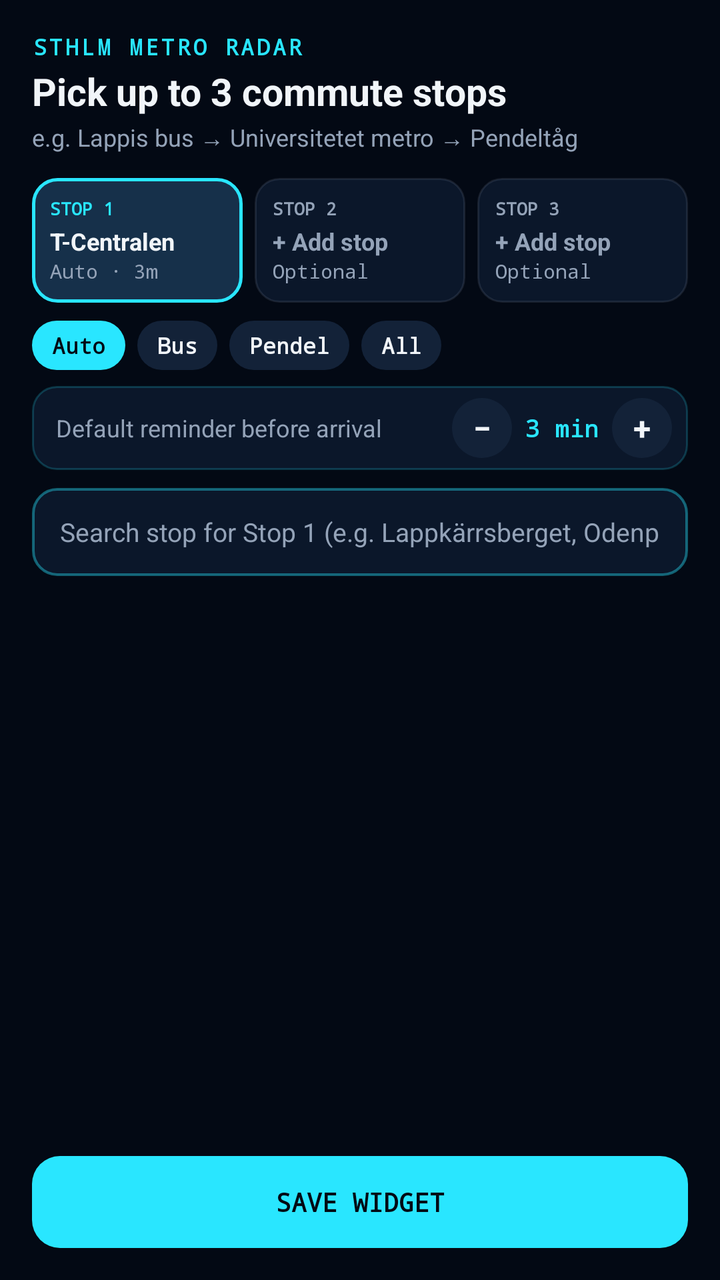
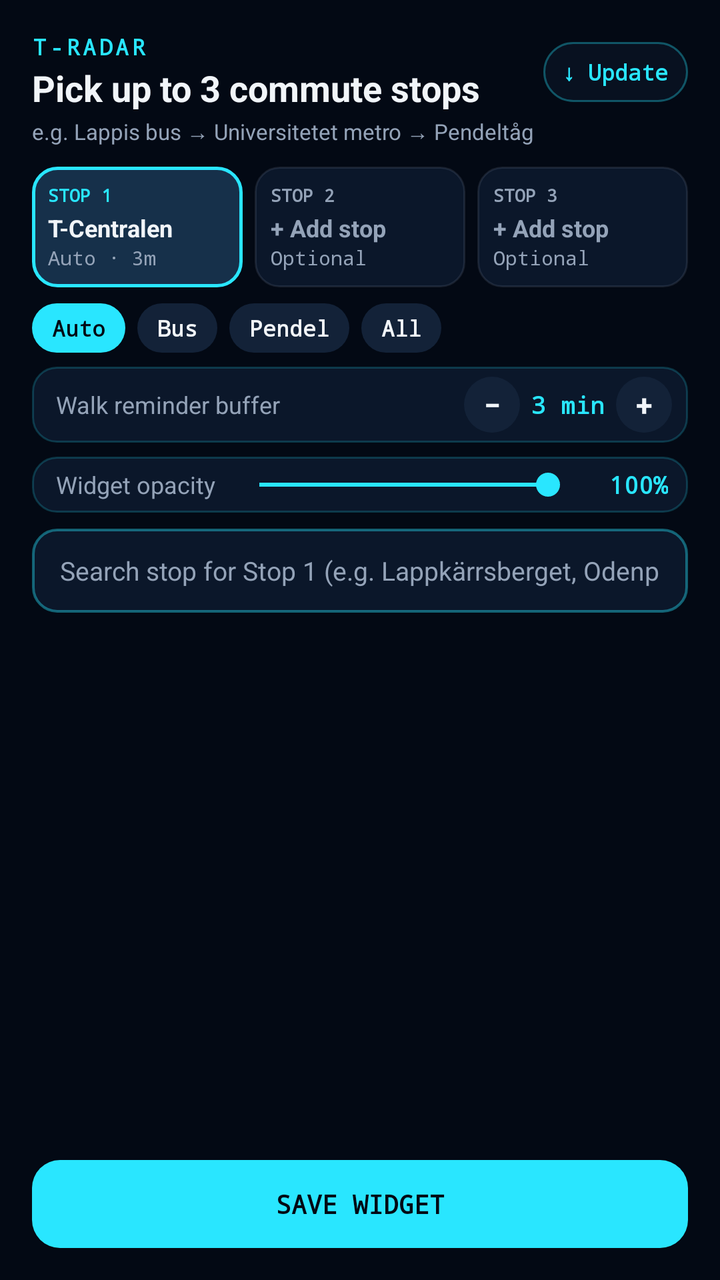

The first picture is an Android layout as it rendered before a commit; the second is the same layout after the commit. The layout source and the unified diff follow.
<!-- AndroidManifest.xml: application theme Theme.SthlmMetro -->
<!-- res/layout/activity_widget_config.xml -->
<?xml version="1.0" encoding="utf-8"?>
<LinearLayout xmlns:android="http://schemas.android.com/apk/res/android"
    android:id="@+id/config_root"
    android:layout_width="match_parent"
    android:layout_height="match_parent"
    android:background="@color/bg_dark"
    android:orientation="vertical"
    android:padding="16dp">

    <TextView
        android:layout_width="match_parent"
        android:layout_height="wrap_content"
        android:fontFamily="monospace"
        android:letterSpacing="0.12"
        android:text="STHLM METRO RADAR"
        android:textColor="@color/cyan_accent"
        android:textSize="11sp"
        android:textStyle="bold" />

    <TextView
        android:layout_width="match_parent"
        android:layout_height="wrap_content"
        android:layout_marginTop="2dp"
        android:text="Pick up to 3 commute stops"
        android:textColor="@color/text_primary"
        android:textSize="19sp"
        android:textStyle="bold" />

    <TextView
        android:id="@+id/config_subtitle"
        android:layout_width="match_parent"
        android:layout_height="wrap_content"
        android:layout_marginTop="2dp"
        android:text="e.g. Lappis bus → Universitetet metro → Pendeltåg"
        android:textColor="@color/text_secondary"
        android:textSize="12sp" />

    
    <LinearLayout
        android:layout_width="match_parent"
        android:layout_height="wrap_content"
        android:layout_marginTop="12dp"
        android:orientation="horizontal">

        <LinearLayout
            android:id="@+id/slot_btn_0"
            android:layout_width="0dp"
            android:layout_height="wrap_content"
            android:layout_marginEnd="6dp"
            android:layout_weight="1"
            android:background="@drawable/slot_pill_active"
            android:orientation="vertical"
            android:padding="9dp">

            <TextView
                android:layout_width="wrap_content"
                android:layout_height="wrap_content"
                android:fontFamily="monospace"
                android:text="STOP 1"
                android:textColor="@color/cyan_accent"
                android:textSize="9sp"
                android:textStyle="bold" />

            <TextView
                android:id="@+id/slot_label_0"
                android:layout_width="match_parent"
                android:layout_height="wrap_content"
                android:layout_marginTop="2dp"
                android:ellipsize="end"
                android:maxLines="1"
                android:text="T-Centralen"
                android:textColor="@color/text_primary"
                android:textSize="12sp"
                android:textStyle="bold" />

            <TextView
                android:id="@+id/slot_mode_0"
                android:layout_width="match_parent"
                android:layout_height="wrap_content"
                android:ellipsize="end"
                android:fontFamily="monospace"
                android:maxLines="1"
                android:text="Auto · 3m"
                android:textColor="@color/text_secondary"
                android:textSize="10sp" />
        </LinearLayout>

        <LinearLayout
            android:id="@+id/slot_btn_1"
            android:layout_width="0dp"
            android:layout_height="wrap_content"
            android:layout_marginEnd="6dp"
            android:layout_weight="1"
            android:background="@drawable/slot_pill_idle"
            android:orientation="vertical"
            android:padding="9dp">

            <TextView
                android:layout_width="wrap_content"
                android:layout_height="wrap_content"
                android:fontFamily="monospace"
                android:text="STOP 2"
                android:textColor="@color/text_secondary"
                android:textSize="9sp"
                android:textStyle="bold" />

            <TextView
                android:id="@+id/slot_label_1"
                android:layout_width="match_parent"
                android:layout_height="wrap_content"
                android:layout_marginTop="2dp"
                android:ellipsize="end"
                android:maxLines="1"
                android:text="+ Add stop"
                android:textColor="@color/text_secondary"
                android:textSize="12sp"
                android:textStyle="bold" />

            <TextView
                android:id="@+id/slot_mode_1"
                android:layout_width="match_parent"
                android:layout_height="wrap_content"
                android:ellipsize="end"
                android:fontFamily="monospace"
                android:maxLines="1"
                android:text="Optional"
                android:textColor="@color/text_secondary"
                android:textSize="10sp" />
        </LinearLayout>

        <LinearLayout
            android:id="@+id/slot_btn_2"
            android:layout_width="0dp"
            android:layout_height="wrap_content"
            android:layout_weight="1"
            android:background="@drawable/slot_pill_idle"
            android:orientation="vertical"
            android:padding="9dp">

            <TextView
                android:layout_width="wrap_content"
                android:layout_height="wrap_content"
                android:fontFamily="monospace"
                android:text="STOP 3"
                android:textColor="@color/text_secondary"
                android:textSize="9sp"
                android:textStyle="bold" />

            <TextView
                android:id="@+id/slot_label_2"
                android:layout_width="match_parent"
                android:layout_height="wrap_content"
                android:layout_marginTop="2dp"
                android:ellipsize="end"
                android:maxLines="1"
                android:text="+ Add stop"
                android:textColor="@color/text_secondary"
                android:textSize="12sp"
                android:textStyle="bold" />

            <TextView
                android:id="@+id/slot_mode_2"
                android:layout_width="match_parent"
                android:layout_height="wrap_content"
                android:ellipsize="end"
                android:fontFamily="monospace"
                android:maxLines="1"
                android:text="Optional"
                android:textColor="@color/text_secondary"
                android:textSize="10sp" />
        </LinearLayout>
    </LinearLayout>

    
    <LinearLayout
        android:layout_width="match_parent"
        android:layout_height="wrap_content"
        android:layout_marginTop="9dp"
        android:gravity="center_vertical"
        android:orientation="horizontal">

        <TextView
            android:id="@+id/chip_auto"
            android:layout_width="wrap_content"
            android:layout_height="wrap_content"
            android:layout_marginEnd="6dp"
            android:background="@drawable/chip_active"
            android:fontFamily="monospace"
            android:paddingStart="10dp"
            android:paddingTop="5dp"
            android:paddingEnd="10dp"
            android:paddingBottom="5dp"
            android:text="Auto"
            android:textColor="@color/bg_dark"
            android:textSize="11sp"
            android:textStyle="bold" />

        <TextView
            android:id="@+id/chip_bus"
            android:layout_width="wrap_content"
            android:layout_height="wrap_content"
            android:layout_marginEnd="6dp"
            android:background="@drawable/chip_idle"
            android:fontFamily="monospace"
            android:paddingStart="10dp"
            android:paddingTop="5dp"
            android:paddingEnd="10dp"
            android:paddingBottom="5dp"
            android:text="Bus"
            android:textColor="@color/text_primary"
            android:textSize="11sp"
            android:textStyle="bold" />

        <TextView
            android:id="@+id/chip_pendel"
            android:layout_width="wrap_content"
            android:layout_height="wrap_content"
            android:layout_marginEnd="6dp"
            android:background="@drawable/chip_idle"
            android:fontFamily="monospace"
            android:paddingStart="10dp"
            android:paddingTop="5dp"
            android:paddingEnd="10dp"
            android:paddingBottom="5dp"
            android:text="Pendel"
            android:textColor="@color/text_primary"
            android:textSize="11sp"
            android:textStyle="bold" />

        <TextView
            android:id="@+id/chip_all"
            android:layout_width="wrap_content"
            android:layout_height="wrap_content"
            android:background="@drawable/chip_idle"
            android:fontFamily="monospace"
            android:paddingStart="10dp"
            android:paddingTop="5dp"
            android:paddingEnd="10dp"
            android:paddingBottom="5dp"
            android:text="All"
            android:textColor="@color/text_primary"
            android:textSize="11sp"
            android:textStyle="bold" />

        <View
            android:layout_width="0dp"
            android:layout_height="1dp"
            android:layout_weight="1" />

        <TextView
            android:id="@+id/btn_clear_slot"
            android:layout_width="wrap_content"
            android:layout_height="wrap_content"
            android:fontFamily="monospace"
            android:padding="5dp"
            android:text="Remove"
            android:textColor="@color/rose_cancel"
            android:textSize="11sp"
            android:textStyle="bold"
            android:visibility="gone" />
    </LinearLayout>

    
    <LinearLayout
        android:id="@+id/config_walk_bar"
        android:layout_width="match_parent"
        android:layout_height="wrap_content"
        android:layout_marginTop="8dp"
        android:background="@drawable/config_row_bg"
        android:gravity="center_vertical"
        android:orientation="horizontal"
        android:paddingStart="12dp"
        android:paddingTop="6dp"
        android:paddingEnd="8dp"
        android:paddingBottom="6dp">

        <TextView
            android:layout_width="0dp"
            android:layout_height="wrap_content"
            android:layout_weight="1"
            android:text="Default reminder before arrival"
            android:textColor="@color/text_secondary"
            android:textSize="12sp" />

        <TextView
            android:id="@+id/config_walk_minus"
            android:layout_width="30dp"
            android:layout_height="30dp"
            android:background="@drawable/chip_idle"
            android:gravity="center"
            android:text="−"
            android:textColor="@color/text_primary"
            android:textSize="16sp"
            android:textStyle="bold" />

        <TextView
            android:id="@+id/config_walk_value"
            android:layout_width="50dp"
            android:layout_height="wrap_content"
            android:fontFamily="monospace"
            android:gravity="center"
            android:text="3 min"
            android:textColor="@color/cyan_accent"
            android:textSize="12sp"
            android:textStyle="bold" />

        <TextView
            android:id="@+id/config_walk_plus"
            android:layout_width="30dp"
            android:layout_height="30dp"
            android:background="@drawable/chip_idle"
            android:gravity="center"
            android:text="+"
            android:textColor="@color/text_primary"
            android:textSize="16sp"
            android:textStyle="bold" />
    </LinearLayout>

    <EditText
        android:id="@+id/station_search_input"
        android:layout_width="match_parent"
        android:layout_height="44dp"
        android:layout_marginTop="9dp"
        android:background="@drawable/input_bg"
        android:hint="Search stop for Stop 1 (e.g. Lappkärrsberget, Odenplan…)"
        android:imeOptions="actionSearch"
        android:inputType="text"
        android:maxLines="1"
        android:paddingStart="14dp"
        android:paddingEnd="14dp"
        android:textColor="@color/text_primary"
        android:textColorHint="@color/text_secondary"
        android:textSize="13sp" />

    <ListView
        android:id="@+id/station_list_view"
        android:layout_width="match_parent"
        android:layout_height="0dp"
        android:layout_marginTop="9dp"
        android:layout_weight="1"
        android:divider="@android:color/transparent"
        android:dividerHeight="7dp" />

    <TextView
        android:id="@+id/btn_save_widget"
        android:layout_width="match_parent"
        android:layout_height="46dp"
        android:layout_marginTop="10dp"
        android:background="@drawable/btn_save_bg"
        android:fontFamily="monospace"
        android:gravity="center"
        android:text="SAVE WIDGET"
        android:textColor="@color/bg_dark"
        android:textSize="13sp"
        android:textStyle="bold" />

</LinearLayout>
<!-- resources referenced by this layout -->
<resources>
  <color name="bg_dark">#030914</color>
  <color name="cyan_accent">#29E6FF</color>
  <color name="rose_cancel">#FB7185</color>
  <color name="text_primary">#F1F5F9</color>
  <color name="text_secondary">#94A3B8</color>
  <!-- drawable btn_save_bg (drawable) -->
  <?xml version="1.0" encoding="utf-8"?>
  <shape xmlns:android="http://schemas.android.com/apk/res/android"
      android:shape="rectangle">
      <solid android:color="#29E6FF" />
      <corners android:radius="14dp" />
  </shape>
  <!-- drawable chip_active (drawable) -->
  <?xml version="1.0" encoding="utf-8"?>
  <shape xmlns:android="http://schemas.android.com/apk/res/android"
      android:shape="rectangle">
      <solid android:color="#29E6FF" />
      <corners android:radius="999dp" />
  </shape>
  <!-- drawable chip_idle (drawable) -->
  <?xml version="1.0" encoding="utf-8"?>
  <shape xmlns:android="http://schemas.android.com/apk/res/android"
      android:shape="rectangle">
      <solid android:color="#132238" />
      <corners android:radius="999dp" />
  </shape>
  <!-- drawable config_row_bg (drawable) -->
  <?xml version="1.0" encoding="utf-8"?>
  <shape xmlns:android="http://schemas.android.com/apk/res/android"
      android:shape="rectangle">
      <solid android:color="#0B172A" />
      <stroke
          android:width="1dp"
          android:color="#3329E6FF" />
      <corners android:radius="12dp" />
  </shape>
  <!-- drawable input_bg (drawable) -->
  <?xml version="1.0" encoding="utf-8"?>
  <shape xmlns:android="http://schemas.android.com/apk/res/android"
      android:shape="rectangle">
      <solid android:color="#0B172A" />
      <stroke
          android:width="1.2dp"
          android:color="#6629E6FF" />
      <corners android:radius="12dp" />
  </shape>
  <!-- drawable slot_pill_active (drawable) -->
  <?xml version="1.0" encoding="utf-8"?>
  <shape xmlns:android="http://schemas.android.com/apk/res/android"
      android:shape="rectangle">
      <solid android:color="#16304A" />
      <stroke
          android:width="1.8dp"
          android:color="#29E6FF" />
      <corners android:radius="12dp" />
  </shape>
  <!-- drawable slot_pill_idle (drawable) -->
  <?xml version="1.0" encoding="utf-8"?>
  <shape xmlns:android="http://schemas.android.com/apk/res/android"
      android:shape="rectangle">
      <solid android:color="#0B172A" />
      <stroke
          android:width="1dp"
          android:color="#2694A3B8" />
      <corners android:radius="12dp" />
  </shape>
  <style name="Theme.SthlmMetro" parent="Theme.MaterialComponents.DayNight.NoActionBar">
          <item name="colorPrimary">@color/cyan_accent</item>
          <item name="colorPrimaryVariant">@color/card_bg</item>
          <item name="colorOnPrimary">@color/bg_dark</item>
          <item name="android:windowBackground">@color/bg_dark</item>
          <item name="android:statusBarColor">@color/bg_dark</item>
          <item name="android:navigationBarColor">@color/bg_dark</item>
      </style>
  <color name="card_bg">#050D1A</color>
</resources>

<!-- the commit's change to res/layout/activity_widget_config.xml (unified diff, before → after) -->
@@ -7,24 +7,52 @@
     android:orientation="vertical"
     android:padding="16dp">
 
-    <TextView
-        android:layout_width="match_parent"
-        android:layout_height="wrap_content"
-        android:fontFamily="monospace"
-        android:letterSpacing="0.12"
-        android:text="STHLM METRO RADAR"
-        android:textColor="@color/cyan_accent"
-        android:textSize="11sp"
-        android:textStyle="bold" />
-
-    <TextView
-        android:layout_width="match_parent"
-        android:layout_height="wrap_content"
-        android:layout_marginTop="2dp"
-        android:text="Pick up to 3 commute stops"
-        android:textColor="@color/text_primary"
-        android:textSize="19sp"
-        android:textStyle="bold" />
+    <LinearLayout
+        android:layout_width="match_parent"
+        android:layout_height="wrap_content"
+        android:gravity="center_vertical"
+        android:orientation="horizontal">
+
+        <LinearLayout
+            android:layout_width="0dp"
+            android:layout_height="wrap_content"
+            android:layout_weight="1"
+            android:orientation="vertical">
+
+            <TextView
+                android:layout_width="wrap_content"
+                android:layout_height="wrap_content"
+                android:fontFamily="monospace"
+                android:letterSpacing="0.14"
+                android:text="T-RADAR"
+                android:textColor="@color/cyan_accent"
+                android:textSize="11sp"
+                android:textStyle="bold" />
+
+            <TextView
+                android:layout_width="wrap_content"
+                android:layout_height="wrap_content"
+                android:layout_marginTop="1dp"
+                android:text="Pick up to 3 commute stops"
+                android:textColor="@color/text_primary"
+                android:textSize="18sp"
+                android:textStyle="bold" />
+        </LinearLayout>
+
+        <TextView
+            android:id="@+id/config_update_btn"
+            android:layout_width="wrap_content"
+            android:layout_height="30dp"
+            android:background="@drawable/update_pill_idle"
+            android:fontFamily="monospace"
+            android:gravity="center"
+            android:paddingStart="10dp"
+            android:paddingEnd="10dp"
+            android:text="↓ Update"
+            android:textColor="@color/cyan_accent"
+            android:textSize="11sp"
+            android:textStyle="bold" />
+    </LinearLayout>
 
     <TextView
         android:id="@+id/config_subtitle"
@@ -33,13 +61,13 @@
         android:layout_marginTop="2dp"
         android:text="e.g. Lappis bus → Universitetet metro → Pendeltåg"
         android:textColor="@color/text_secondary"
-        android:textSize="12sp" />
+        android:textSize="11sp" />
 
     
     <LinearLayout
         android:layout_width="match_parent"
         android:layout_height="wrap_content"
-        android:layout_marginTop="12dp"
+        android:layout_marginTop="10dp"
         android:orientation="horizontal">
 
         <LinearLayout
@@ -50,7 +78,7 @@
             android:layout_weight="1"
             android:background="@drawable/slot_pill_active"
             android:orientation="vertical"
-            android:padding="9dp">
+            android:padding="8dp">
 
             <TextView
                 android:layout_width="wrap_content"
@@ -93,7 +121,7 @@
             android:layout_weight="1"
             android:background="@drawable/slot_pill_idle"
             android:orientation="vertical"
-            android:padding="9dp">
+            android:padding="8dp">
 
             <TextView
                 android:layout_width="wrap_content"
@@ -135,7 +163,7 @@
             android:layout_weight="1"
             android:background="@drawable/slot_pill_idle"
             android:orientation="vertical"
-            android:padding="9dp">
+            android:padding="8dp">
 
             <TextView
                 android:layout_width="wrap_content"
@@ -175,7 +203,7 @@
     <LinearLayout
         android:layout_width="match_parent"
         android:layout_height="wrap_content"
-        android:layout_marginTop="9dp"
+        android:layout_marginTop="8dp"
         android:gravity="center_vertical"
         android:orientation="horizontal">
 
@@ -265,37 +293,37 @@
         android:id="@+id/config_walk_bar"
         android:layout_width="match_parent"
         android:layout_height="wrap_content"
-        android:layout_marginTop="8dp"
+        android:layout_marginTop="7dp"
         android:background="@drawable/config_row_bg"
         android:gravity="center_vertical"
         android:orientation="horizontal"
         android:paddingStart="12dp"
-        android:paddingTop="6dp"
+        android:paddingTop="5dp"
         android:paddingEnd="8dp"
-        android:paddingBottom="6dp">
-
-        <TextView
-            android:layout_width="0dp"
-            android:layout_height="wrap_content"
-            android:layout_weight="1"
-            android:text="Default reminder before arrival"
+        android:paddingBottom="5dp">
+
+        <TextView
+            android:layout_width="0dp"
+            android:layout_height="wrap_content"
+            android:layout_weight="1"
+            android:text="Walk reminder buffer"
             android:textColor="@color/text_secondary"
             android:textSize="12sp" />
 
         <TextView
             android:id="@+id/config_walk_minus"
-            android:layout_width="30dp"
-            android:layout_height="30dp"
+            android:layout_width="28dp"
+            android:layout_height="28dp"
             android:background="@drawable/chip_idle"
             android:gravity="center"
             android:text="−"
             android:textColor="@color/text_primary"
-            android:textSize="16sp"
+            android:textSize="15sp"
             android:textStyle="bold" />
 
         <TextView
             android:id="@+id/config_walk_value"
-            android:layout_width="50dp"
+            android:layout_width="48dp"
             android:layout_height="wrap_content"
             android:fontFamily="monospace"
             android:gravity="center"
@@ -306,21 +334,65 @@
 
         <TextView
             android:id="@+id/config_walk_plus"
-            android:layout_width="30dp"
-            android:layout_height="30dp"
+            android:layout_width="28dp"
+            android:layout_height="28dp"
             android:background="@drawable/chip_idle"
             android:gravity="center"
             android:text="+"
             android:textColor="@color/text_primary"
-            android:textSize="16sp"
+            android:textSize="15sp"
+            android:textStyle="bold" />
+    </LinearLayout>
+
+    
+    <LinearLayout
+        android:layout_width="match_parent"
+        android:layout_height="wrap_content"
+        android:layout_marginTop="7dp"
+        android:background="@drawable/config_row_bg"
+        android:gravity="center_vertical"
+        android:orientation="horizontal"
+        android:paddingStart="12dp"
+        android:paddingTop="5dp"
+        android:paddingEnd="10dp"
+        android:paddingBottom="5dp">
+
+        <TextView
+            android:layout_width="wrap_content"
+            android:layout_height="wrap_content"
+            android:text="Widget opacity"
+            android:textColor="@color/text_secondary"
+            android:textSize="12sp" />
+
+        <SeekBar
+            android:id="@+id/config_opacity_seek"
+            android:layout_width="0dp"
+            android:layout_height="wrap_content"
+            android:layout_marginStart="6dp"
+            android:layout_marginEnd="4dp"
+            android:layout_weight="1"
+            android:max="100"
+            android:progress="100"
+            android:progressTint="@color/cyan_accent"
+            android:thumbTint="@color/cyan_accent" />
+
+        <TextView
+            android:id="@+id/config_opacity_value"
+            android:layout_width="40dp"
+            android:layout_height="wrap_content"
+            android:fontFamily="monospace"
+            android:gravity="end"
+            android:text="100%"
+            android:textColor="@color/cyan_accent"
+            android:textSize="12sp"
             android:textStyle="bold" />
     </LinearLayout>
 
     <EditText
         android:id="@+id/station_search_input"
         android:layout_width="match_parent"
-        android:layout_height="44dp"
-        android:layout_marginTop="9dp"
+        android:layout_height="42dp"
+        android:layout_marginTop="8dp"
         android:background="@drawable/input_bg"
         android:hint="Search stop for Stop 1 (e.g. Lappkärrsberget, Odenplan…)"
         android:imeOptions="actionSearch"
@@ -336,7 +408,7 @@
         android:id="@+id/station_list_view"
         android:layout_width="match_parent"
         android:layout_height="0dp"
-        android:layout_marginTop="9dp"
+        android:layout_marginTop="8dp"
         android:layout_weight="1"
         android:divider="@android:color/transparent"
         android:dividerHeight="7dp" />
@@ -344,8 +416,8 @@
     <TextView
         android:id="@+id/btn_save_widget"
         android:layout_width="match_parent"
-        android:layout_height="46dp"
-        android:layout_marginTop="10dp"
+        android:layout_height="44dp"
+        android:layout_marginTop="8dp"
         android:background="@drawable/btn_save_bg"
         android:fontFamily="monospace"
         android:gravity="center"
<!-- resource entries referenced after the edit -->
@@ -66,6 +66,16 @@
           android:color="#2694A3B8" />
       <corners android:radius="12dp" />
   </shape>
+  <!-- drawable update_pill_idle (drawable) -->
+  <?xml version="1.0" encoding="utf-8"?>
+  <shape xmlns:android="http://schemas.android.com/apk/res/android"
+      android:shape="rectangle">
+      <solid android:color="#CC091324" />
+      <stroke
+          android:width="1dp"
+          android:color="#5529E6FF" />
+      <corners android:radius="999dp" />
+  </shape>
   <style name="Theme.SthlmMetro" parent="Theme.MaterialComponents.DayNight.NoActionBar">
           <item name="colorPrimary">@color/cyan_accent</item>
           <item name="colorPrimaryVariant">@color/card_bg</item>
